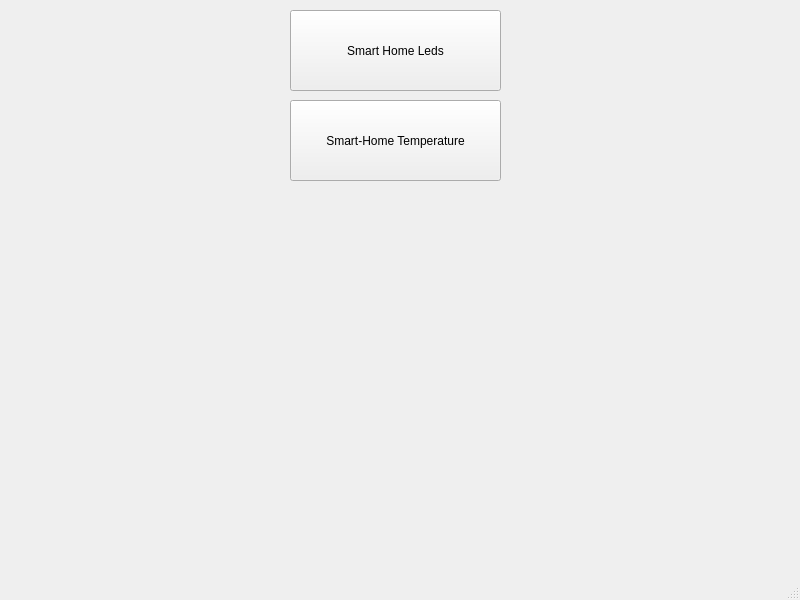
First picture: the form in mainwindow.ui, repository Abdulrahman-Yasser/SmartHome_QT5_LocalMQTT, before the edit.
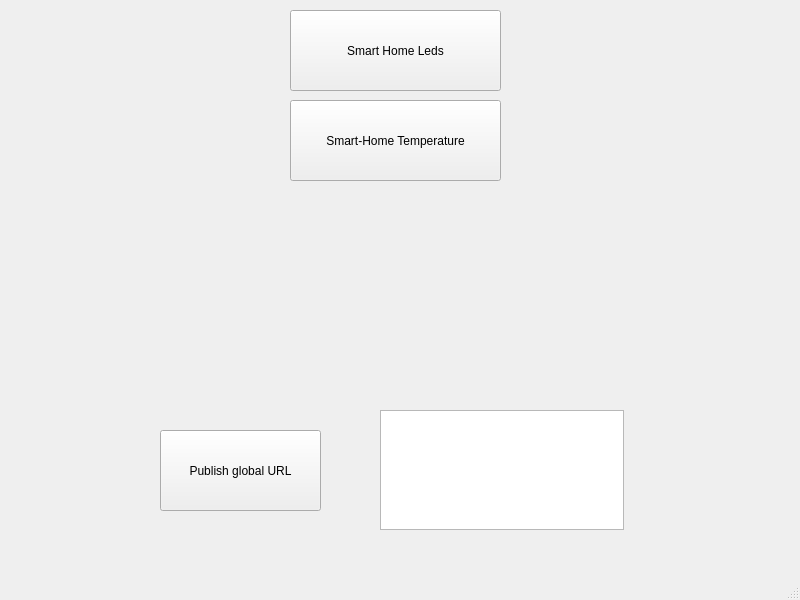
Second picture: the form after the edit.

```diff
--- a/mainwindow.ui
+++ b/mainwindow.ui
@@ -40,6 +40,46 @@
      <string>Smart-Home Temperature</string>
     </property>
    </widget>
+   <widget class="QPushButton" name="pushButton">
+    <property name="geometry">
+     <rect>
+      <x>160</x>
+      <y>430</y>
+      <width>161</width>
+      <height>81</height>
+     </rect>
+    </property>
+    <property name="text">
+     <string>Publish global URL</string>
+    </property>
+   </widget>
+   <widget class="QTextEdit" name="globl_url">
+    <property name="geometry">
+     <rect>
+      <x>380</x>
+      <y>410</y>
+      <width>244</width>
+      <height>120</height>
+     </rect>
+    </property>
+    <property name="whatsThis">
+     <string>&lt;html&gt;&lt;head/&gt;&lt;body&gt;&lt;p&gt;Special URL&lt;/p&gt;&lt;/body&gt;&lt;/html&gt;</string>
+    </property>
+    <property name="html">
+     <string>&lt;!DOCTYPE HTML PUBLIC &quot;-//W3C//DTD HTML 4.0//EN&quot; &quot;http://www.w3.org/TR/REC-html40/strict.dtd&quot;&gt;
+&lt;html&gt;&lt;head&gt;&lt;meta name=&quot;qrichtext&quot; content=&quot;1&quot; /&gt;&lt;meta charset=&quot;utf-8&quot; /&gt;&lt;style type=&quot;text/css&quot;&gt;
+p, li { white-space: pre-wrap; }
+hr { height: 1px; border-width: 0; }
+li.unchecked::marker { content: &quot;\2610&quot;; }
+li.checked::marker { content: &quot;\2612&quot;; }
+&lt;/style&gt;&lt;/head&gt;&lt;body style=&quot; font-family:'Ubuntu'; font-size:11pt; font-weight:400; font-style:normal;&quot;&gt;
+&lt;p style=&quot;-qt-paragraph-type:empty; margin-top:0px; margin-bottom:0px; margin-left:0px; margin-right:0px; -qt-block-indent:0; text-indent:0px;&quot;&gt;&lt;br /&gt;&lt;/p&gt;&lt;/body&gt;&lt;/html&gt;</string>
+    </property>
+   </widget>
+   <zorder>pushButton</zorder>
+   <zorder>btn_sh_leds</zorder>
+   <zorder>btn_sh_Temp</zorder>
+   <zorder>globl_url</zorder>
   </widget>
   <widget class="QMenuBar" name="menubar">
    <property name="geometry">
```
